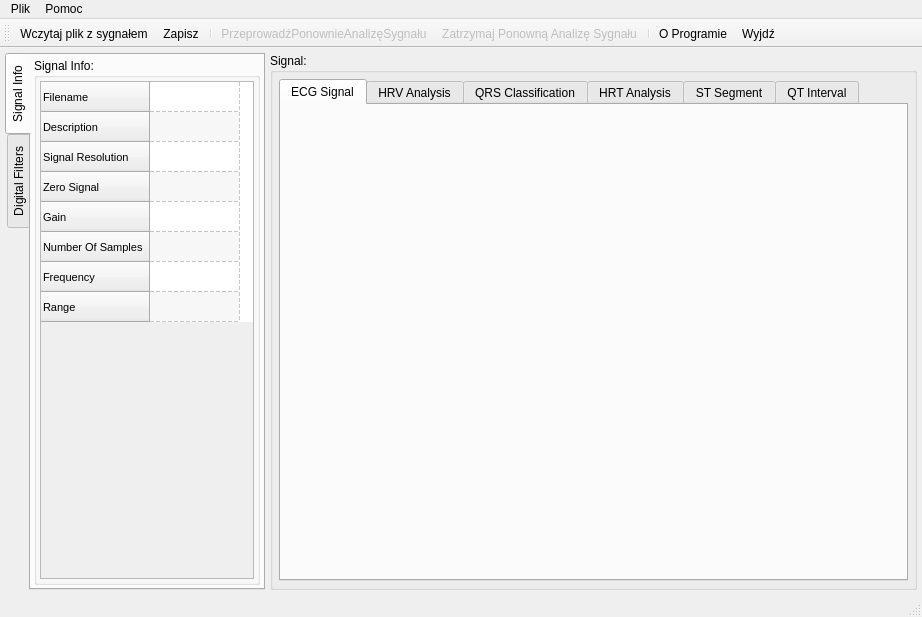
Old version of the form ecganalyzer.ui in the repository mateuszbaran/ECG-analyzer.
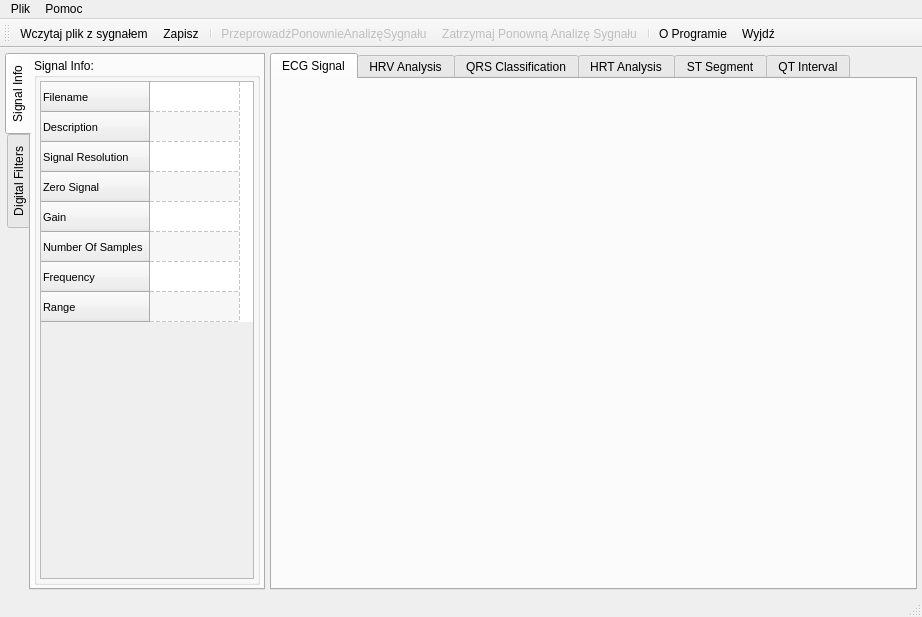
New version of the form. Icons and pictures are not drawn. Custom widgets are drawn as their Qt base class.

Commit message: (-) Usunięto GroupBoxa zatytułowanego "Signal" z GUI

The edit to the form file:
```diff
--- a/ecganalyzer.ui
+++ b/ecganalyzer.ui
@@ -817,46 +817,16 @@
      </layout>
     </item>
     <item>
-     <widget class="QGroupBox" name="groupBoxSignal">
-      <property name="sizePolicy">
-       <sizepolicy hsizetype="Minimum" vsizetype="Minimum">
-        <horstretch>3</horstretch>
-        <verstretch>0</verstretch>
-       </sizepolicy>
-      </property>
-      <property name="minimumSize">
-       <size>
-        <width>0</width>
-        <height>0</height>
-       </size>
-      </property>
-      <property name="maximumSize">
-       <size>
-        <width>16777215</width>
-        <height>16777215</height>
-       </size>
-      </property>
-      <property name="title">
-       <string>Signal:</string>
-      </property>
-      <property name="alignment">
-       <set>Qt::AlignLeading|Qt::AlignLeft|Qt::AlignTop</set>
-      </property>
-      <layout class="QHBoxLayout" name="horizontalLayout_3">
-       <property name="margin">
-        <number>6</number>
-       </property>
-       <item>
         <widget class="QTabWidget" name="tabWidget">
          <property name="sizePolicy">
-          <sizepolicy hsizetype="Minimum" vsizetype="Minimum">
-           <horstretch>0</horstretch>
+       <sizepolicy hsizetype="Maximum" vsizetype="Minimum">
+        <horstretch>4</horstretch>
            <verstretch>0</verstretch>
           </sizepolicy>
          </property>
          <property name="minimumSize">
           <size>
-           <width>200</width>
+        <width>250</width>
            <height>200</height>
           </size>
          </property>
@@ -2012,9 +1982,6 @@
            <string>QT Interval</string>
           </attribute>
          </widget>
-        </widget>
-       </item>
-      </layout>
      </widget>
     </item>
    </layout>
```
Lines whose indentation alone changed are shown as unchanged.
